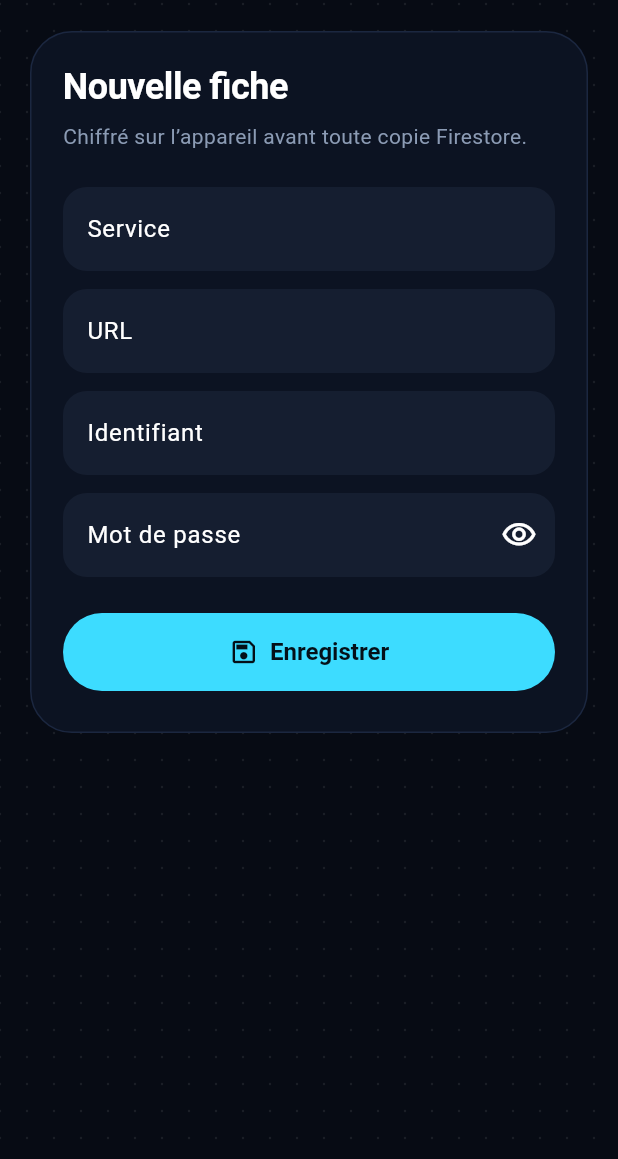
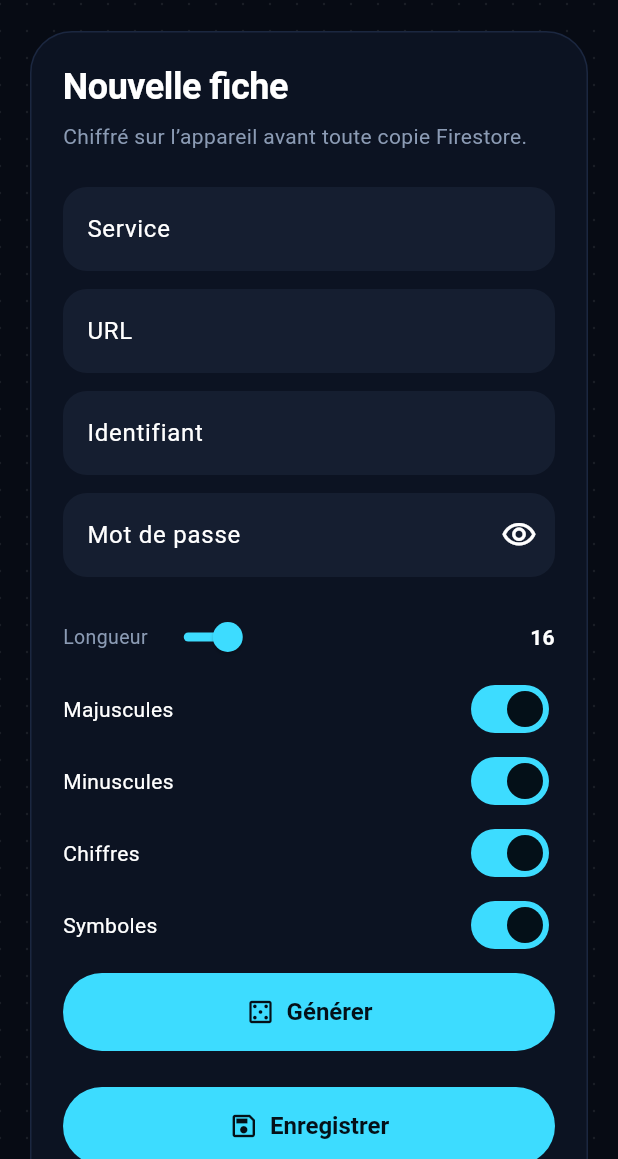
Before and after one commit to VictorSulivan/flutter_pwd_container, a Flutter app: the EntryView screen opened by its route, on a phone screen of 412 x 824 dp, the part 77-1236 px from its top. Run offline on Flutter 3.47's test engine with Material 3 defaults, Android fonts, the phone set to English and light mode, and no system bars; our stand-ins replace cloud_firestore, firebase_auth, firebase_core, flutter_riverpod, flutter_secure_storage, go_router and 1 more; missing offline and left inert: cryptography; accounts and stored records are empty.

Commit message:
feat: add a local password generator with length and charset options
Keep generation on-device and off Firebase. Fill a vault entry or copy for 30 seconds from a standalone screen.

Co-authored-by: Cursor <cursoragent@cursor.com>

```diff
--- a/lib/src/router/app_router.dart
+++ b/lib/src/router/app_router.dart
@@ -8,6 +8,7 @@ import 'package:go_router/go_router.dart';
 import '../providers/auth_providers.dart';
 import '../providers/vault_providers.dart';
 import '../views/entry_view.dart';
+import '../views/generator_view.dart';
 import '../views/home_view.dart';
 import '../views/login_view.dart';
 import '../views/unlock_view.dart';
@@ -16,6 +17,7 @@ abstract final class AppRoutes {
   static const home = '/';
   static const login = '/login';
   static const unlock = '/unlock';
+  static const generator = '/generator';
   static const entryNew = '/entry/new';
 }
 
@@ -67,6 +69,10 @@ GoRouter createRouter(Ref ref, Listenable authRefresh) {
         builder: (context, state) => const LoginView(),
       ),
       GoRoute(
+        path: AppRoutes.generator,
+        builder: (context, state) => const GeneratorView(),
+      ),
+      GoRoute(
         path: AppRoutes.entryNew,
         builder: (context, state) => const EntryView(),
       ),
--- /dev/null
+++ b/lib/src/services/password_generator.dart
@@ -0,0 +1,96 @@
+import 'dart:math';
+
+class PasswordGeneratorOptions {
+  const PasswordGeneratorOptions({
+    this.length = 16,
+    this.upper = true,
+    this.lower = true,
+    this.digits = true,
+    this.symbols = true,
+  });
+
+  static const minLength = 8;
+  static const maxLength = 64;
+
+  final int length;
+  final bool upper;
+  final bool lower;
+  final bool digits;
+  final bool symbols;
+
+  PasswordGeneratorOptions copyWith({
+    int? length,
+    bool? upper,
+    bool? lower,
+    bool? digits,
+    bool? symbols,
+  }) {
+    return PasswordGeneratorOptions(
+      length: length ?? this.length,
+      upper: upper ?? this.upper,
+      lower: lower ?? this.lower,
+      digits: digits ?? this.digits,
+      symbols: symbols ?? this.symbols,
+    );
+  }
+}
+
+class PasswordGeneratorException implements Exception {
+  const PasswordGeneratorException([
+    this.message = 'Choisis au moins un type de caractère.',
+  ]);
+
+  final String message;
+
+  @override
+  String toString() => message;
+}
+
+class PasswordGenerator {
+  PasswordGenerator([Random? random]) : _random = random ?? Random.secure();
+
+  static const _upper = 'ABCDEFGHIJKLMNOPQRSTUVWXYZ';
+  static const _lower = 'abcdefghijklmnopqrstuvwxyz';
+  static const _digits = '0123456789';
+  static const _symbols = r'!@#$%^&*()-_=+[]{};:,.<>?';
+
+  final Random _random;
+
+  String generate([
+    PasswordGeneratorOptions options = const PasswordGeneratorOptions(),
+  ]) {
+    final pools = <String>[
+      if (options.upper) _upper,
+      if (options.lower) _lower,
+      if (options.digits) _digits,
+      if (options.symbols) _symbols,
+    ];
+    if (pools.isEmpty) {
+      throw const PasswordGeneratorException();
+    }
+    final length = options.length.clamp(
+      PasswordGeneratorOptions.minLength,
+      PasswordGeneratorOptions.maxLength,
+    );
+    if (length < pools.length) {
+      throw PasswordGeneratorException(
+        'Longueur trop courte pour ${pools.length} types.',
+      );
+    }
+
+    final chars = <String>[
+      for (final pool in pools) pool[_random.nextInt(pool.length)],
+    ];
+    final alphabet = pools.join();
+    while (chars.length < length) {
+      chars.add(alphabet[_random.nextInt(alphabet.length)]);
+    }
+    for (var i = chars.length - 1; i > 0; i--) {
+      final j = _random.nextInt(i + 1);
+      final tmp = chars[i];
+      chars[i] = chars[j];
+      chars[j] = tmp;
+    }
+    return chars.join();
+  }
+}
--- a/lib/src/views/entry_view.dart
+++ b/lib/src/views/entry_view.dart
@@ -6,6 +6,7 @@ import '../models/vault_entry.dart';
 import '../providers/vault_providers.dart';
 import '../theme/app_theme.dart';
 import 'widgets/copy_secret.dart';
+import 'widgets/password_generator_panel.dart';
 import 'widgets/safe_vault_chrome.dart';
 
 class EntryView extends ConsumerStatefulWidget {
@@ -229,6 +230,15 @@ class _EntryViewState extends ConsumerState<EntryView> {
                               },
                               onSubmitted: (_) => _save(),
                             ),
+                            const SizedBox(height: 16),
+                            PasswordGeneratorPanel(
+                              onGenerated: (password) {
+                                setState(() {
+                                  _password.text = password;
+                                  _obscure = false;
+                                });
+                              },
+                            ),
                             const SizedBox(height: 24),
                             if (_loading)
                               const Center(child: CircularProgressIndicator())
--- a/lib/src/views/home_view.dart
+++ b/lib/src/views/home_view.dart
@@ -98,6 +98,11 @@ class _HomeViewState extends ConsumerState<HomeView> {
                   child: Row(
                     children: [
                       const Expanded(child: SafeVaultHeader()),
+                      IconButton(
+                        tooltip: 'Générateur',
+                        onPressed: () => context.go('/generator'),
+                        icon: const Icon(Icons.casino_outlined),
+                      ),
                       IconButton(
                         tooltip: 'Verrouiller le coffre',
                         onPressed: () {
--- /dev/null
+++ b/lib/src/views/widgets/password_generator_panel.dart
@@ -0,0 +1,156 @@
+import 'package:flutter/material.dart';
+
+import '../../services/password_generator.dart';
+import '../../theme/app_theme.dart';
+import 'safe_vault_chrome.dart';
+
+class PasswordGeneratorPanel extends StatefulWidget {
+  const PasswordGeneratorPanel({
+    super.key,
+    required this.onGenerated,
+    this.generator,
+  });
+
+  final ValueChanged<String> onGenerated;
+  final PasswordGenerator? generator;
+
+  @override
+  State<PasswordGeneratorPanel> createState() => _PasswordGeneratorPanelState();
+}
+
+class _PasswordGeneratorPanelState extends State<PasswordGeneratorPanel> {
+  PasswordGeneratorOptions _options = const PasswordGeneratorOptions();
+  String? _error;
+
+  void _generate() {
+    try {
+      final password = (widget.generator ?? PasswordGenerator()).generate(
+        _options,
+      );
+      setState(() {
+        _error = null;
+      });
+      widget.onGenerated(password);
+    } on PasswordGeneratorException catch (error) {
+      setState(() {
+        _error = error.message;
+      });
+    }
+  }
+
+  @override
+  Widget build(BuildContext context) {
+    return Column(
+      crossAxisAlignment: CrossAxisAlignment.stretch,
+      children: [
+        Row(
+          children: [
+            const Text(
+              'Longueur',
+              style: TextStyle(color: AppColors.muted, fontSize: 13),
+            ),
+            Expanded(
+              child: Slider(
+                min: PasswordGeneratorOptions.minLength.toDouble(),
+                max: PasswordGeneratorOptions.maxLength.toDouble(),
+                divisions:
+                    PasswordGeneratorOptions.maxLength -
+                    PasswordGeneratorOptions.minLength,
+                value: _options.length.toDouble(),
+                label: '${_options.length}',
+                onChanged: (value) {
+                  setState(() {
+                    _options = _options.copyWith(length: value.round());
+                  });
+                },
+              ),
+            ),
+            SizedBox(
+              width: 28,
+              child: Text(
+                '${_options.length}',
+                textAlign: TextAlign.right,
+                style: const TextStyle(fontWeight: FontWeight.w700),
+              ),
+            ),
+          ],
+        ),
+        _CharsetSwitch(
+          label: 'Majuscules',
+          value: _options.upper,
+          onChanged: (value) {
+            setState(() {
+              _options = _options.copyWith(upper: value);
+            });
+          },
+        ),
+        _CharsetSwitch(
+          label: 'Minuscules',
+          value: _options.lower,
+          onChanged: (value) {
+            setState(() {
+              _options = _options.copyWith(lower: value);
+            });
+          },
+        ),
+        _CharsetSwitch(
+          label: 'Chiffres',
+          value: _options.digits,
+          onChanged: (value) {
+            setState(() {
+              _options = _options.copyWith(digits: value);
+            });
+          },
+        ),
+        _CharsetSwitch(
+          label: 'Symboles',
+          value: _options.symbols,
+          onChanged: (value) {
+            setState(() {
+              _options = _options.copyWith(symbols: value);
+            });
+          },
+        ),
+        const SizedBox(height: 8),
+        SafeVaultPrimaryButton(
+          onPressed: _generate,
+          icon: const Icon(Icons.casino_outlined, size: 20),
+          label: 'Générer',
+        ),
+        if (_error != null) ...[
+          const SizedBox(height: 8),
+          Text(
+            _error!,
+            textAlign: TextAlign.center,
+            style: TextStyle(
+              color: Theme.of(context).colorScheme.error,
+              fontSize: 13,
+            ),
+          ),
+        ],
+      ],
+    );
+  }
+}
+
+class _CharsetSwitch extends StatelessWidget {
+  const _CharsetSwitch({
+    required this.label,
+    required this.value,
+    required this.onChanged,
+  });
+
+  final String label;
+  final bool value;
+  final ValueChanged<bool> onChanged;
+
+  @override
+  Widget build(BuildContext context) {
+    return Row(
+      children: [
+        Expanded(child: Text(label)),
+        Switch(value: value, onChanged: onChanged),
+      ],
+    );
+  }
+}
```
Also changed, not shown: lib/src/views/generator_view.dart (added, +135 -0 lines), 9 other files.
